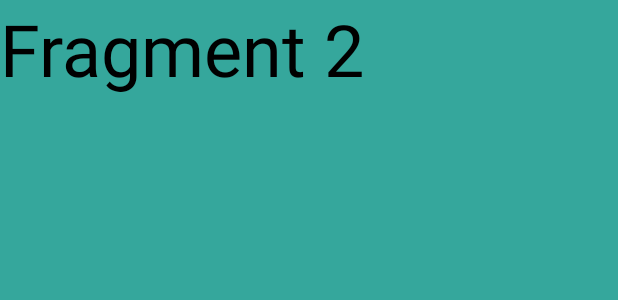
After one commit to Chris-pgl/ViewPagesApp_fragments, an Android app: the layout fragment_2.xml on its own in the app's theme, with its tools: preview values and no code run, on a phone screen of 412 x 824 dp. The commit adds this screen. Shown: the top 300 px of the screen. Run offline under Robolectric (Android 15) with nearby library versions, the phone set to English and light mode, and no system bars.

Commit message:
create MyAdapter for viewPages

```diff
--- a/app/src/main/res/layout/fragment_1.xml
+++ b/app/src/main/res/layout/fragment_1.xml
@@ -3,12 +3,16 @@
     xmlns:tools="http://schemas.android.com/tools"
     android:layout_width="match_parent"
     android:layout_height="match_parent"
+    android:background="#005b96"
     tools:context=".Fragment1">
 
     <!-- TODO: Update blank fragment layout -->
     <TextView
+        android:id="@+id/textviewF1"
         android:layout_width="match_parent"
         android:layout_height="match_parent"
-        android:text="@string/hello_blank_fragment" />
+        android:textColor="@color/black"
+        android:textSize="48sp"
+        android:text="Fragment 1" />
 
 </FrameLayout>
--- /dev/null
+++ b/app/src/main/res/layout/fragment_2.xml
@@ -0,0 +1,18 @@
+<?xml version="1.0" encoding="utf-8"?>
+<FrameLayout xmlns:android="http://schemas.android.com/apk/res/android"
+    xmlns:tools="http://schemas.android.com/tools"
+    android:layout_width="match_parent"
+    android:layout_height="match_parent"
+    android:background="#35a79c"
+    tools:context=".Fragment2">
+
+
+    <TextView
+        android:id="@+id/textviewF2"
+        android:layout_width="match_parent"
+        android:layout_height="match_parent"
+        android:textColor="@color/black"
+        android:textSize="48sp"
+        android:text="Fragment 2" />
+
+</FrameLayout>
```
Also changed, not shown: app/src/main/java/com/example/viewpagerapp_fragments/Fragment2.kt (added, +23 -0 lines), app/src/main/java/com/example/viewpagerapp_fragments/Fragment3.kt (added, +21 -0 lines), app/src/main/java/com/example/viewpagerapp_fragments/MyViewPageAdapter.kt (added, +44 -0 lines), app/src/main/res/layout/fragment_3.xml (added, +18 -0 lines).
